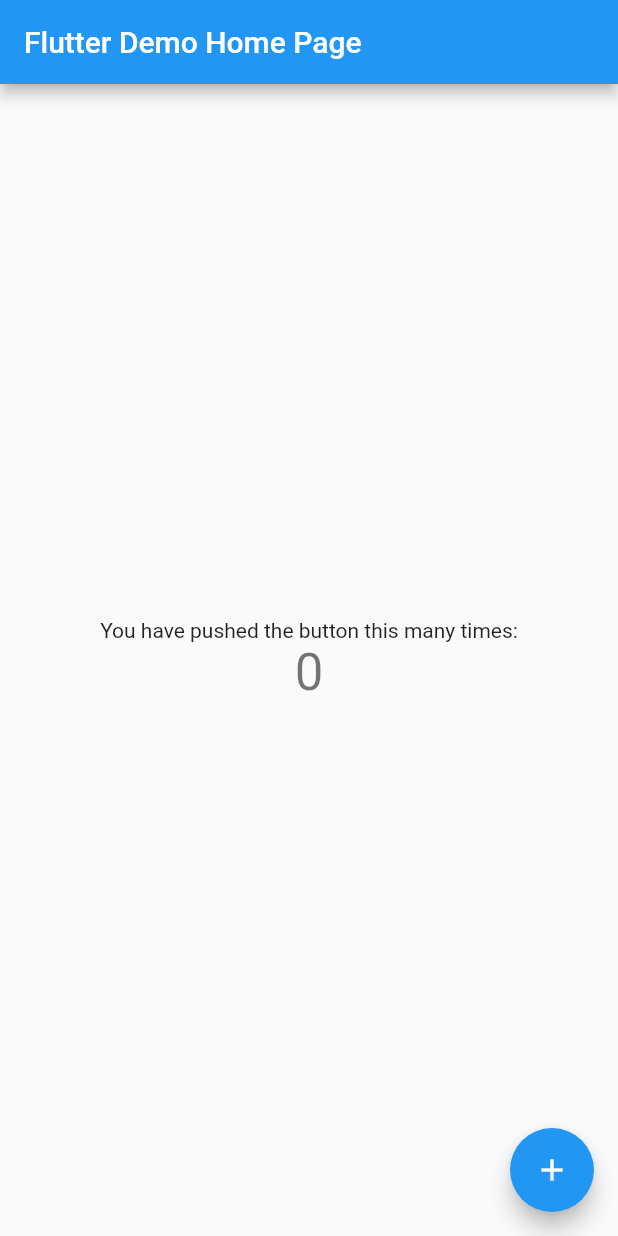
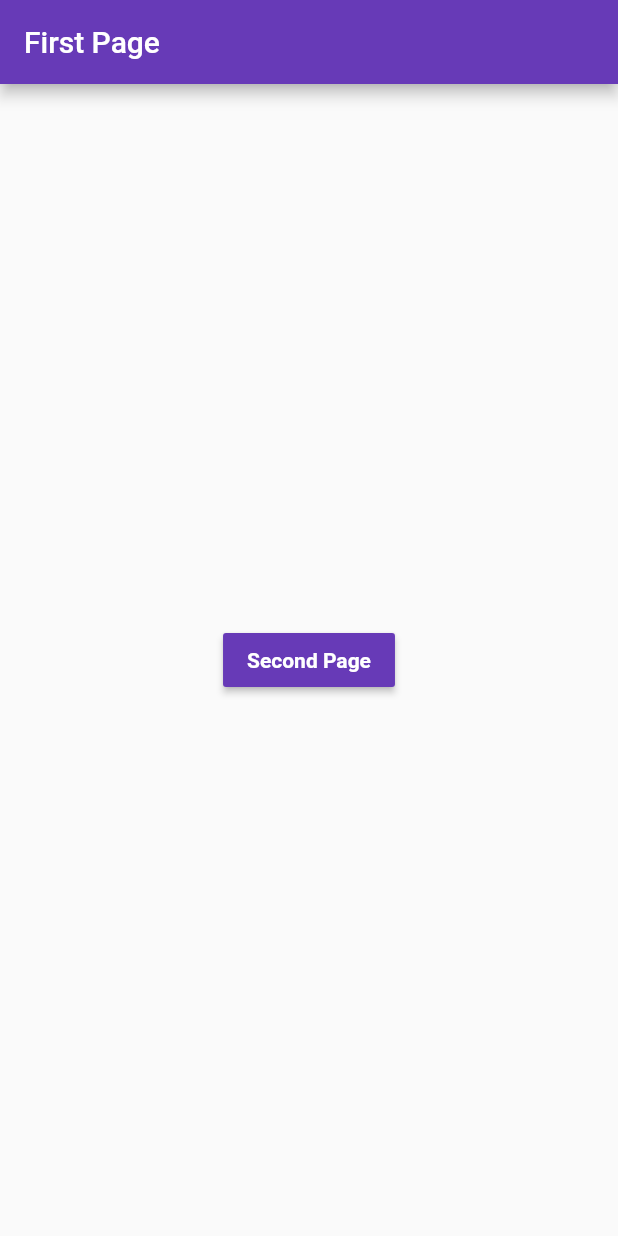
Before and after one commit to MV1998/flutter_page_route_transition, a Flutter app: the screen it shows after launch, on a phone screen of 412 x 824 dp. Run offline on Flutter 3.47's test engine with Material 2 defaults, Android fonts, the phone set to English and light mode, and no system bars.

Commit message:
updated code

```diff
--- a/lib/main.dart
+++ b/lib/main.dart
@@ -1,4 +1,5 @@
 import 'package:flutter/material.dart';
+import 'ui/first_page.dart';
 
 void main() {
   runApp(MyApp());
@@ -11,107 +12,10 @@ class MyApp extends StatelessWidget {
     return MaterialApp(
       title: 'Flutter Demo',
       theme: ThemeData(
-        // This is the theme of your application.
-        //
-        // Try running your application with "flutter run". You'll see the
-        // application has a blue toolbar. Then, without quitting the app, try
-        // changing the primarySwatch below to Colors.green and then invoke
-        // "hot reload" (press "r" in the console where you ran "flutter run",
-        // or simply save your changes to "hot reload" in a Flutter IDE).
-        // Notice that the counter didn't reset back to zero; the application
-        // is not restarted.
-        primarySwatch: Colors.blue,
-        // This makes the visual density adapt to the platform that you run
-        // the app on. For desktop platforms, the controls will be smaller and
-        // closer together (more dense) than on mobile platforms.
+        primarySwatch: Colors.deepPurple,
         visualDensity: VisualDensity.adaptivePlatformDensity,
       ),
-      home: MyHomePage(title: 'Flutter Demo Home Page'),
+      home: FirstPage(title: 'First Page'),
     );
   }
 }
-
-class MyHomePage extends StatefulWidget {
-  MyHomePage({Key key, this.title}) : super(key: key);
-
-  // This widget is the home page of your application. It is stateful, meaning
-  // that it has a State object (defined below) that contains fields that affect
-  // how it looks.
-
-  // This class is the configuration for the state. It holds the values (in this
-  // case the title) provided by the parent (in this case the App widget) and
-  // used by the build method of the State. Fields in a Widget subclass are
-  // always marked "final".
-
-  final String title;
-
-  @override
-  _MyHomePageState createState() => _MyHomePageState();
-}
-
-class _MyHomePageState extends State<MyHomePage> {
-  int _counter = 0;
-
-  void _incrementCounter() {
-    setState(() {
-      // This call to setState tells the Flutter framework that something has
-      // changed in this State, which causes it to rerun the build method below
-      // so that the display can reflect the updated values. If we changed
-      // _counter without calling setState(), then the build method would not be
-      // called again, and so nothing would appear to happen.
-      _counter++;
-    });
-  }
-
-  @override
-  Widget build(BuildContext context) {
-    // This method is rerun every time setState is called, for instance as done
-    // by the _incrementCounter method above.
-    //
-    // The Flutter framework has been optimized to make rerunning build methods
-    // fast, so that you can just rebuild anything that needs updating rather
-    // than having to individually change instances of widgets.
-    return Scaffold(
-      appBar: AppBar(
-        // Here we take the value from the MyHomePage object that was created by
-        // the App.build method, and use it to set our appbar title.
-        title: Text(widget.title),
-      ),
-      body: Center(
-        // Center is a layout widget. It takes a single child and positions it
-        // in the middle of the parent.
-        child: Column(
-          // Column is also a layout widget. It takes a list of children and
-          // arranges them vertically. By default, it sizes itself to fit its
-          // children horizontally, and tries to be as tall as its parent.
-          //
-          // Invoke "debug painting" (press "p" in the console, choose the
-          // "Toggle Debug Paint" action from the Flutter Inspector in Android
-          // Studio, or the "Toggle Debug Paint" command in Visual Studio Code)
-          // to see the wireframe for each widget.
-          //
-          // Column has various properties to control how it sizes itself and
-          // how it positions its children. Here we use mainAxisAlignment to
-          // center the children vertically; the main axis here is the vertical
-          // axis because Columns are vertical (the cross axis would be
-          // horizontal).
-          mainAxisAlignment: MainAxisAlignment.center,
-          children: <Widget>[
-            Text(
-              'You have pushed the button this many times:',
-            ),
-            Text(
-              '$_counter',
-              style: Theme.of(context).textTheme.headline4,
-            ),
-          ],
-        ),
-      ),
-      floatingActionButton: FloatingActionButton(
-        onPressed: _incrementCounter,
-        tooltip: 'Increment',
-        child: Icon(Icons.add),
-      ), // This trailing comma makes auto-formatting nicer for build methods.
-    );
-  }
-}
--- /dev/null
+++ b/lib/ui/first_page.dart
@@ -0,0 +1,71 @@
+import 'package:flutter/material.dart';
+
+import '../ui/second_page.dart';
+
+class FirstPage extends StatefulWidget {
+  final String title;
+
+  FirstPage({this.title});
+
+  @override
+  _FirstPageState createState() => _FirstPageState();
+}
+
+class _FirstPageState extends State<FirstPage> with TickerProviderStateMixin {
+  AnimationController _animationController;
+
+  @override
+  void initState() {
+    // TODO: implement initState
+    super.initState();
+  }
+
+  @override
+  Widget build(BuildContext context) {
+    return Scaffold(
+      appBar: AppBar(
+        title: Text(widget.title),
+      ),
+      body: Center(
+        child: MaterialButton(
+          onPressed: () {
+            Navigator.of(context).push(_createRoute(_animationController));
+          },
+          color: Colors.deepPurple,
+          onLongPress: () {
+            debugPrint('long pressed');
+          },
+          splashColor: Colors.white,
+          child: Text(
+            'Second Page',
+            style: TextStyle(color: Colors.white, fontWeight: FontWeight.bold),
+          ),
+        ),
+      ),
+    );
+  }
+}
+
+Route _createRoute(AnimationController animationController) {
+  return PageRouteBuilder(
+    pageBuilder: (context, animation, secondaryAnimation) =>
+        SecondPage(title: 'Second Page'),
+    transitionsBuilder: (context, animation, secondaryAnimation, child) {
+      var curve = Curves.linear;
+
+      double first = 0.0;
+      double last = 1.0;
+      var doubleTween = Tween(begin: first, end: last);
+
+      var curvedAnimation = CurvedAnimation(
+        parent: animation,
+        curve: curve,
+      );
+
+      return ScaleTransition(
+        scale: doubleTween.animate(curvedAnimation),
+        child: child,
+      );
+    },
+  );
+}
```
Also changed, not shown: lib/ui/second_page.dart (added, +36 -0 lines).
